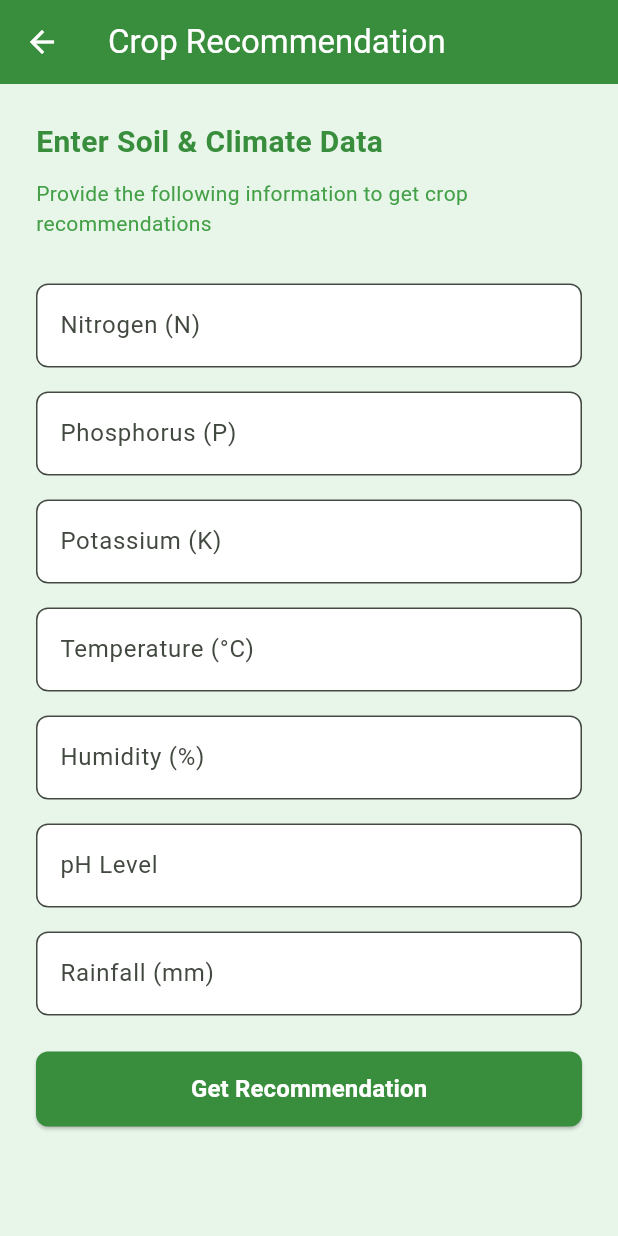
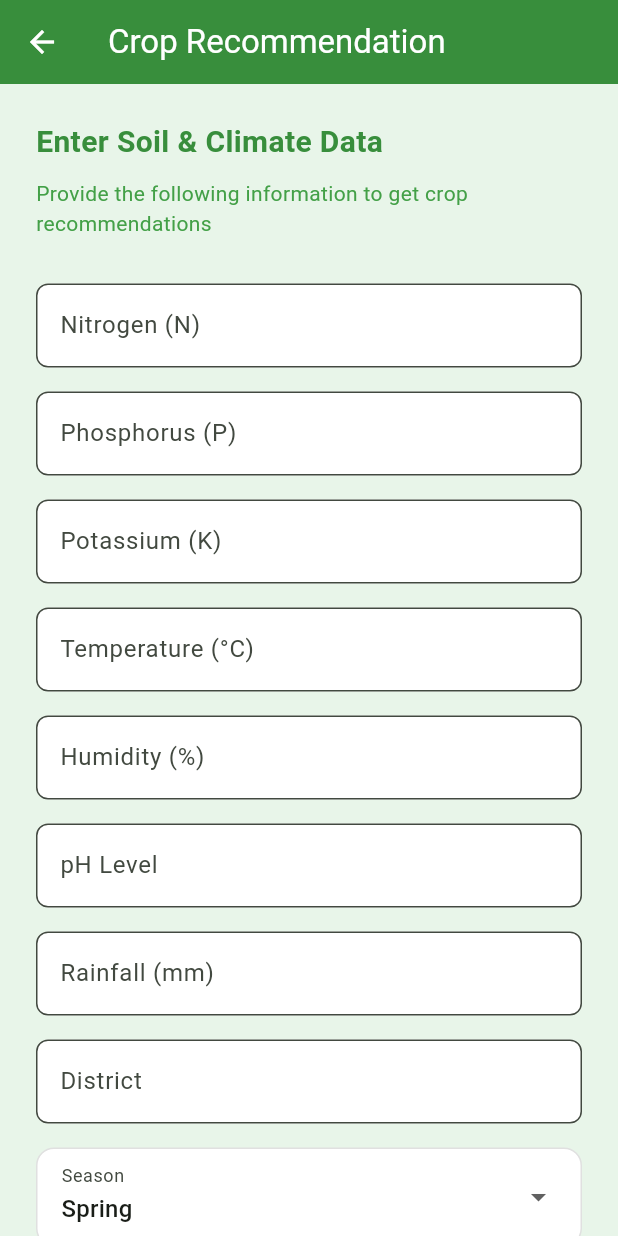
Before and after one commit to manira-mahat/AgriNova, a Flutter app: the CropRecommendScreen screen opened directly, on a phone screen of 412 x 824 dp. Run offline on Flutter 3.47's test engine with Material 3 defaults, Android fonts, the light colour scheme and no system bars; our stand-ins replace shared_preferences; accounts and stored records are empty.

Commit message:
Add district and season fields to Recommendation model; update related screens and serializers

```diff
--- a/agri_flutter/lib/models/recommendation.dart
+++ b/agri_flutter/lib/models/recommendation.dart
@@ -9,6 +9,8 @@ class Recommendation {
   final double humidity;
   final double ph;
   final double rainfall;
+  final String district;
+  final String season;
 
   Recommendation({
     required this.id,
@@ -20,6 +22,8 @@ class Recommendation {
     required this.humidity,
     required this.ph,
     required this.rainfall,
+    this.district = '',
+    this.season = '',
   });
 
   factory Recommendation.fromJson(Map<String, dynamic> json) {
@@ -34,16 +38,24 @@ class Recommendation {
       }
     }
 
+    // Extract soil data from soil_data_details
+    Map<String, dynamic> soilData = {};
+    if (json.containsKey('soil_data_details')) {
+      soilData = json['soil_data_details'] as Map<String, dynamic>;
+    }
+
     return Recommendation(
       id: json['id'] ?? 0,
       cropName: cropName,
-      nitrogen: (json['nitrogen'] ?? 0).toDouble(),
-      phosphorus: (json['phosphorus'] ?? 0).toDouble(),
-      potassium: (json['potassium'] ?? 0).toDouble(),
-      temperature: (json['temperature'] ?? 0).toDouble(),
-      humidity: (json['humidity'] ?? 0).toDouble(),
-      ph: (json['ph'] ?? 0).toDouble(),
-      rainfall: (json['rainfall'] ?? 0).toDouble(),
+      nitrogen: (soilData['nitrogen'] ?? 0).toDouble(),
+      phosphorus: (soilData['phosphorus'] ?? 0).toDouble(),
+      potassium: (soilData['potassium'] ?? 0).toDouble(),
+      temperature: (soilData['temperature'] ?? 0).toDouble(),
+      humidity: (soilData['humidity'] ?? 0).toDouble(),
+      ph: (soilData['ph_level'] ?? 0).toDouble(),
+      rainfall: (soilData['rainfall'] ?? 0).toDouble(),
+      district: soilData['district'] ?? '',
+      season: soilData['season'] ?? '',
     );
   }
 }
--- a/agri_flutter/lib/screens/crop_recommend_screen.dart
+++ b/agri_flutter/lib/screens/crop_recommend_screen.dart
@@ -21,6 +21,10 @@ class _CropRecommendScreenState extends State<CropRecommendScreen> {
   final _humidityController = TextEditingController();
   final _phController = TextEditingController();
   final _rainfallController = TextEditingController();
+  final _districtController = TextEditingController();
+
+  String _selectedSeason = 'Spring';
+  final List<String> _seasons = ['Spring', 'Summer', 'Autumn', 'Winter'];
 
   @override
   void dispose() {
@@ -31,6 +35,7 @@ class _CropRecommendScreenState extends State<CropRecommendScreen> {
     _humidityController.dispose();
     _phController.dispose();
     _rainfallController.dispose();
+    _districtController.dispose();
     super.dispose();
   }
 
@@ -44,7 +49,8 @@ class _CropRecommendScreenState extends State<CropRecommendScreen> {
         _temperatureController.text.isEmpty ||
         _humidityController.text.isEmpty ||
         _phController.text.isEmpty ||
-        _rainfallController.text.isEmpty) {
+        _rainfallController.text.isEmpty ||
+        _districtController.text.isEmpty) {
       ScaffoldMessenger.of(
         context,
       ).showSnackBar(const SnackBar(content: Text('Please fill all fields')));
@@ -57,8 +63,10 @@ class _CropRecommendScreenState extends State<CropRecommendScreen> {
       "potassium": double.parse(_potassiumController.text),
       "temperature": double.parse(_temperatureController.text),
       "humidity": double.parse(_humidityController.text),
-      "ph": double.parse(_phController.text),
+      "ph_level": double.parse(_phController.text),
       "rainfall": double.parse(_rainfallController.text),
+      "district": _districtController.text,
+      "season": _selectedSeason,
     };
 
     final success = await cropProvider.getRecommendation(data);
@@ -161,6 +169,42 @@ class _CropRecommendScreenState extends State<CropRecommendScreen> {
                 controller: _rainfallController,
                 keyboardType: TextInputType.number,
               ),
+              const SizedBox(height: 16),
+
+              // District
+              CustomTextField(
+                label: 'District',
+                controller: _districtController,
+              ),
+              const SizedBox(height: 16),
+
+              // Season dropdown
+              Container(
+                padding: const EdgeInsets.symmetric(
+                  horizontal: 16,
+                  vertical: 4,
+                ),
+                decoration: BoxDecoration(
+                  color: Colors.white,
+                  borderRadius: BorderRadius.circular(12),
+                  border: Border.all(color: Colors.grey[300]!),
+                ),
+                child: DropdownButtonFormField<String>(
+                  value: _selectedSeason,
+                  decoration: const InputDecoration(
+                    labelText: 'Season',
+                    border: InputBorder.none,
+                  ),
+                  items: _seasons.map((season) {
+                    return DropdownMenuItem(value: season, child: Text(season));
+                  }).toList(),
+                  onChanged: (value) {
+                    setState(() {
+                      _selectedSeason = value!;
+                    });
+                  },
+                ),
+              ),
               const SizedBox(height: 24),
 
               // Get Recommendation button
--- a/agri_flutter/lib/screens/crop_result_screen.dart
+++ b/agri_flutter/lib/screens/crop_result_screen.dart
@@ -86,6 +86,8 @@ class CropResultScreen extends StatelessWidget {
               _buildInfoRow('Humidity', '${recommendation?.humidity ?? 0}%'),
               _buildInfoRow('pH Level', '${recommendation?.ph ?? 0}'),
               _buildInfoRow('Rainfall', '${recommendation?.rainfall ?? 0} mm'),
+              _buildInfoRow('District', recommendation?.district ?? 'N/A'),
+              _buildInfoRow('Season', recommendation?.season ?? 'N/A'),
               const SizedBox(height: 30),
 
               // Action buttons
--- a/agri_flutter/lib/services/api_service.dart
+++ b/agri_flutter/lib/services/api_service.dart
@@ -4,10 +4,9 @@ import 'package:shared_preferences/shared_preferences.dart';
 
 // Simple API Service
 class ApiService {
-  // Change this to your computer's IP address for physical device
-  // For Android Emulator use: http://10.0.2.2:8000/api/
-  // For Web use: http://127.0.0.1:8000/api/
-  static const String baseUrl = "http://127.0.0.1:8000/api/";
+  // Using localhost with ADB reverse port forwarding
+  // This maps localhost:8000 in emulator to localhost:8000 on host
+  static const String baseUrl = "http://localhost:8000/api/";
 
   // Get saved token
   static Future<String?> getToken() async {
--- /dev/null
+++ b/meeeeeeeeeeeeeeeeeee.txt
@@ -0,0 +1,2 @@
+https://www.maniramahat.com.np/
+this is url of my portfolio  i want to post it in linkedin show tell me the caption and idea of posting it
```
Also changed, not shown: agri_flutter/lib/screens/dashboard_screen.dart (+29 -6 lines), agri_flutter/lib/screens/login_screen.dart (+44 -5 lines), agri_flutter/lib/screens/profile_screen.dart (+3 -5 lines), agri_flutter/lib/screens/signup_screen.dart (+28 -2 lines), agri_flutter/pubspec.lock, 7 other files.
